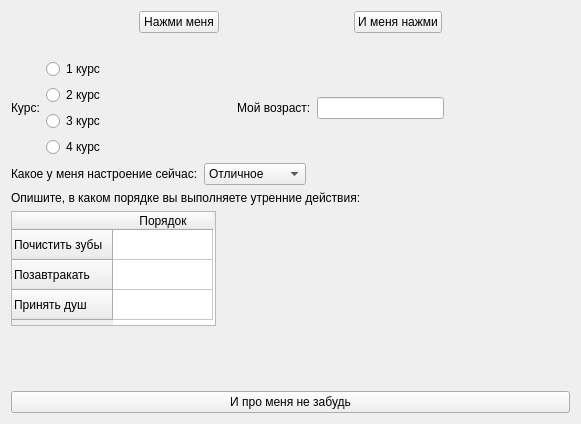
Above: main/presentation/ui/firstTraining/firsttrainingscreen.ui from AnastasiaKrachkovskaya/educational_practice before the change. Below: the same form after it.
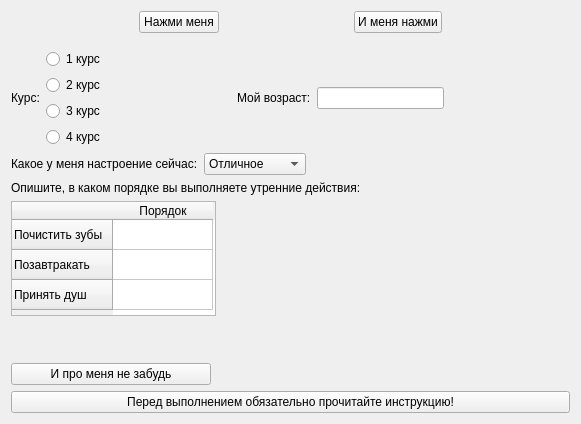
That is the form after the change.

Diff of the .ui file:
```diff
--- a/main/presentation/ui/firstTraining/firsttrainingscreen.ui
+++ b/main/presentation/ui/firstTraining/firsttrainingscreen.ui
@@ -82,7 +82,7 @@
      <property name="sizeHint" stdset="0">
       <size>
        <width>20</width>
-       <height>20</height>
+       <height>10</height>
       </size>
      </property>
     </spacer>
@@ -303,11 +303,24 @@
    </item>
    <item>
     <widget class="QPushButton" name="pushButton_2">
+     <property name="maximumSize">
+      <size>
+       <width>200</width>
+       <height>16777215</height>
+      </size>
+     </property>
      <property name="text">
       <string>И про меня не забудь</string>
      </property>
     </widget>
    </item>
+   <item>
+    <widget class="QPushButton" name="pushButtonInstr1">
+     <property name="text">
+      <string>Перед выполнением обязательно прочитайте инструкцию!</string>
+     </property>
+    </widget>
+   </item>
   </layout>
  </widget>
  <resources/>
```
